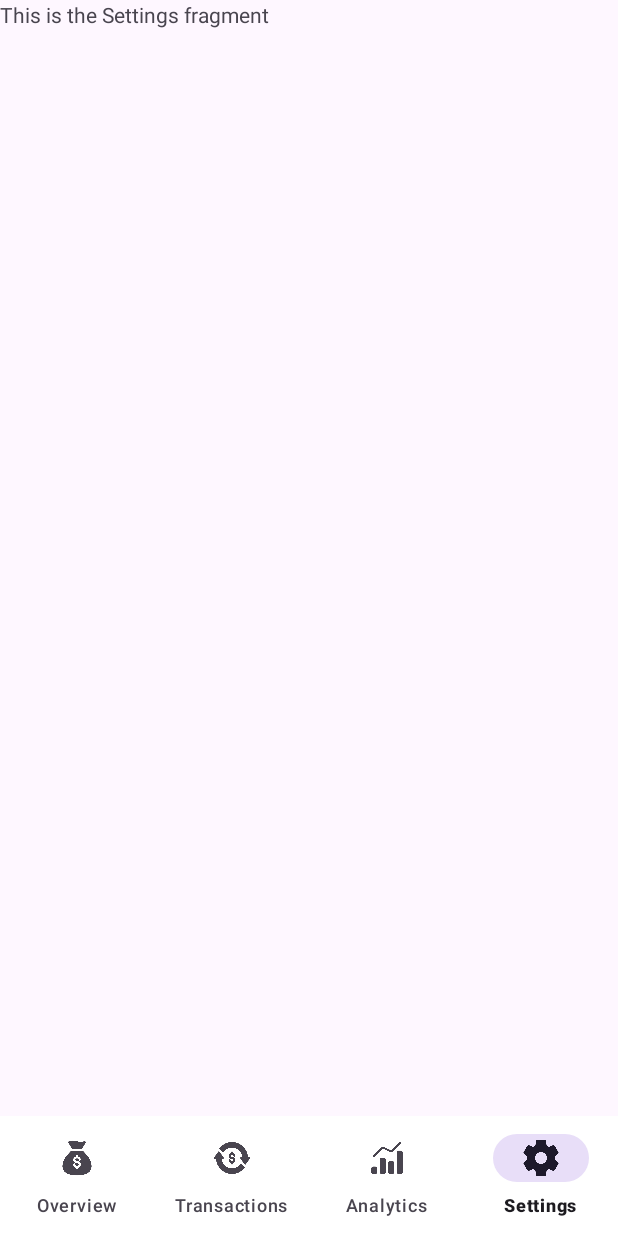
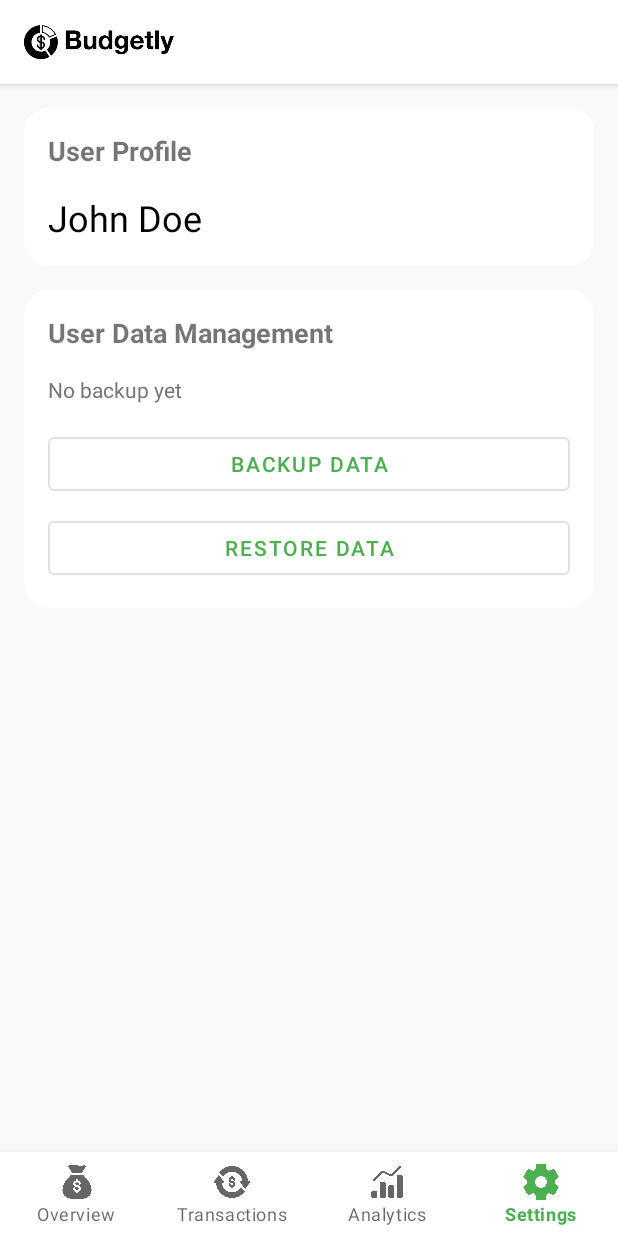
Before and after one commit to sanirurajapaksha/Budgetly, an Android app: the Settings screen opened through its navigation route, on a phone screen of 412 x 824 dp. Run offline under Robolectric (Android 15) with nearby library versions, the phone set to English and light mode, and no system bars; our stand-ins replace navigation-ui.

Commit message:
Refactor layout and enhance functionality across multiple fragments

```diff
--- a/app/build.gradle.kts
+++ b/app/build.gradle.kts
@@ -15,6 +15,7 @@ android {
         versionName = "1.0"
 
         testInstrumentationRunner = "androidx.test.runner.AndroidJUnitRunner"
+        vectorDrawables.useSupportLibrary = true
     }
 
     buildTypes {
--- a/app/src/main/java/com/example/budgetly_asupersimplefinancetracker/MainActivity.kt
+++ b/app/src/main/java/com/example/budgetly_asupersimplefinancetracker/MainActivity.kt
@@ -11,6 +11,9 @@ class MainActivity : AppCompatActivity() {
         super.onCreate(savedInstanceState)
         setContentView(R.layout.activity_main)
 
+        // Remove default action bar
+        supportActionBar?.hide()
+
         // Get the NavHostFragment from the layout
         val navHostFragment = supportFragmentManager
             .findFragmentById(R.id.nav_host_fragment) as NavHostFragment
--- a/app/src/main/java/com/example/budgetly_asupersimplefinancetracker/Settings.kt
+++ b/app/src/main/java/com/example/budgetly_asupersimplefinancetracker/Settings.kt
@@ -1,10 +1,18 @@
 package com.example.budgetly_asupersimplefinancetracker
 
 import android.os.Bundle
-import androidx.fragment.app.Fragment
 import android.view.LayoutInflater
 import android.view.View
 import android.view.ViewGroup
+import android.widget.TextView
+import android.widget.Toast
+import androidx.fragment.app.Fragment
+import com.google.android.material.button.MaterialButton
+import com.google.gson.Gson
+import com.google.gson.JsonObject
+import java.io.*
+import java.text.SimpleDateFormat
+import java.util.*
 
 // TODO: Rename parameter arguments, choose names that match
 // the fragment initialization parameters, e.g. ARG_ITEM_NUMBER
@@ -20,6 +28,10 @@ class Settings : Fragment() {
     // TODO: Rename and change types of parameters
     private var param1: String? = null
     private var param2: String? = null
+    private lateinit var transactionManager: TransactionManager
+    private lateinit var backupButton: MaterialButton
+    private lateinit var restoreButton: MaterialButton
+    private lateinit var lastBackupText: TextView
 
     override fun onCreate(savedInstanceState: Bundle?) {
         super.onCreate(savedInstanceState)
@@ -35,6 +47,110 @@ class Settings : Fragment() {
     ): View? {
         // Inflate the layout for this fragment
         return inflater.inflate(R.layout.fragment_settings, container, false)
+    }
+
+    override fun onViewCreated(view: View, savedInstanceState: Bundle?) {
+        super.onViewCreated(view, savedInstanceState)
+
+        transactionManager = TransactionManager(requireContext())
+        initializeViews(view)
+        setupClickListeners()
+        updateLastBackupDate()
+    }
+
+    private fun initializeViews(view: View) {
+        backupButton = view.findViewById(R.id.backup_button)
+        restoreButton = view.findViewById(R.id.restore_button)
+        lastBackupText = view.findViewById(R.id.last_backup_text)
+    }
+
+    private fun setupClickListeners() {
+        backupButton.setOnClickListener {
+            backupUserData()
+        }
+
+        restoreButton.setOnClickListener {
+            restoreUserData()
+        }
+    }
+
+    private fun backupUserData() {
+        try {
+            // Get all transactions
+            val transactions = transactionManager.getTransactions()
+
+            // Create backup data object
+            val backupData = JsonObject().apply {
+                addProperty("backupDate", SimpleDateFormat("yyyy-MM-dd HH:mm:ss", Locale.getDefault()).format(Date()))
+                addProperty("userName", "John Doe") // Sample user name
+                add("transactions", Gson().toJsonTree(transactions))
+                // Add any other settings data here
+                addProperty("preferredCurrency", "$") // Sample currency
+            }
+
+            // Convert to JSON string
+            val jsonString = Gson().toJson(backupData)
+
+            // Save to internal storage
+            val file = File(requireContext().filesDir, "budgetly_backup.json")
+            FileWriter(file).use { it.write(jsonString) }
+
+            // Save backup date
+            requireContext().getSharedPreferences("settings", 0).edit()
+                .putLong("last_backup_time", System.currentTimeMillis())
+                .apply()
+
+            updateLastBackupDate()
+            Toast.makeText(context, "Backup completed successfully", Toast.LENGTH_SHORT).show()
+
+        } catch (e: Exception) {
+            Toast.makeText(context, "Backup failed: ${e.message}", Toast.LENGTH_SHORT).show()
+        }
+    }
+
+    private fun restoreUserData() {
+        try {
+            // Read from internal storage
+            val file = File(requireContext().filesDir, "budgetly_backup.json")
+            if (!file.exists()) {
+                Toast.makeText(context, "No backup file found", Toast.LENGTH_SHORT).show()
+                return
+            }
+
+            val jsonString = FileReader(file).use { it.readText() }
+            val backupData = Gson().fromJson(jsonString, JsonObject::class.java)
+
+            // Restore transactions
+            val transactionsArray = backupData.getAsJsonArray("transactions")
+            val transactions = Gson().fromJson(transactionsArray, Array<Transaction>::class.java).toList()
+
+            // Clear existing transactions and add restored ones
+            transactionManager.clearAllTransactions()
+            transactions.forEach { transactionManager.saveTransaction(it) }
+
+            // Restore other settings here
+            // For example, preferred currency
+            val preferredCurrency = backupData.get("preferredCurrency").asString
+            // Save preferred currency to settings...
+
+            Toast.makeText(context, "Restore completed successfully", Toast.LENGTH_SHORT).show()
+
+        } catch (e: Exception) {
+            Toast.makeText(context, "Restore failed: ${e.message}", Toast.LENGTH_SHORT).show()
+        }
+    }
+
+    private fun updateLastBackupDate() {
+        val lastBackupTime = requireContext().getSharedPreferences("settings", 0)
+            .getLong("last_backup_time", 0)
+
+        if (lastBackupTime > 0) {
+            val dateFormat = SimpleDateFormat("MMM dd, yyyy HH:mm", Locale.getDefault())
+            val dateString = dateFormat.format(Date(lastBackupTime))
+            lastBackupText.text = "Last backup: $dateString"
+        } else {
+            lastBackupText.text = "No backup yet"
+        }
     }
 
     companion object {
--- a/app/src/main/java/com/example/budgetly_asupersimplefinancetracker/TransactionManager.kt
+++ b/app/src/main/java/com/example/budgetly_asupersimplefinancetracker/TransactionManager.kt
@@ -32,4 +32,8 @@ class TransactionManager(private val context: Context) {
         val json = gson.toJson(transactions)
         sharedPreferences.edit().putString(transactionsKey, json).apply()
     }
+
+    fun clearAllTransactions() {
+        sharedPreferences.edit().putString(transactionsKey, "[]").apply()
+    }
 }
--- a/app/src/main/res/layout/fragment_settings.xml
+++ b/app/src/main/res/layout/fragment_settings.xml
@@ -1,14 +1,105 @@
 <?xml version="1.0" encoding="utf-8"?>
-<FrameLayout xmlns:android="http://schemas.android.com/apk/res/android"
-    xmlns:tools="http://schemas.android.com/tools"
+<LinearLayout
+    xmlns:android="http://schemas.android.com/apk/res/android"
+    xmlns:app="http://schemas.android.com/apk/res-auto"
     android:layout_width="match_parent"
     android:layout_height="match_parent"
-    tools:context=".Settings">
+    android:orientation="vertical">
 
-    <!-- TODO: Update blank fragment layout -->
-    <TextView
+    <include layout="@layout/layout_app_bar"/>
+
+    <ScrollView
         android:layout_width="match_parent"
         android:layout_height="match_parent"
-        android:text="This is the Settings fragment" />
+        android:background="#F8F9FA"
+        android:padding="16dp">
 
-</FrameLayout>
+        <LinearLayout
+            android:layout_width="match_parent"
+            android:layout_height="wrap_content"
+            android:orientation="vertical">
+
+            <!-- User Profile Section -->
+            <com.google.android.material.card.MaterialCardView
+                android:layout_width="match_parent"
+                android:layout_height="wrap_content"
+                android:layout_marginBottom="16dp"
+                app:cardCornerRadius="16dp"
+                app:cardElevation="0dp">
+
+                <LinearLayout
+                    android:layout_width="match_parent"
+                    android:layout_height="wrap_content"
+                    android:orientation="vertical"
+                    android:padding="16dp">
+
+                    <TextView
+                        android:layout_width="wrap_content"
+                        android:layout_height="wrap_content"
+                        android:text="User Profile"
+                        android:textSize="18sp"
+                        android:textStyle="bold"
+                        android:layout_marginBottom="16dp" />
+
+                    <TextView
+                        android:layout_width="wrap_content"
+                        android:layout_height="wrap_content"
+                        android:text="John Doe"
+                        android:textSize="24sp"
+                        android:textColor="#000000" />
+
+                </LinearLayout>
+            </com.google.android.material.card.MaterialCardView>
+
+            <!-- User Data Management Section -->
+            <com.google.android.material.card.MaterialCardView
+                android:layout_width="match_parent"
+                android:layout_height="wrap_content"
+                android:layout_marginBottom="16dp"
+                app:cardCornerRadius="16dp"
+                app:cardElevation="0dp">
+
+                <LinearLayout
+                    android:layout_width="match_parent"
+                    android:layout_height="wrap_content"
+                    android:orientation="vertical"
+                    android:padding="16dp">
+
+                    <TextView
+                        android:layout_width="wrap_content"
+                        android:layout_height="wrap_content"
+                        android:text="User Data Management"
+                        android:textSize="18sp"
+                        android:textStyle="bold"
+                        android:layout_marginBottom="16dp" />
+
+                    <TextView
+                        android:id="@+id/last_backup_text"
+                        android:layout_width="wrap_content"
+                        android:layout_height="wrap_content"
+                        android:text="No backup yet"
+                        android:textSize="14sp"
+                        android:textColor="#757575"
+                        android:layout_marginBottom="16dp" />
+
+                    <com.google.android.material.button.MaterialButton
+                        android:id="@+id/backup_button"
+                        android:layout_width="match_parent"
+                        android:layout_height="wrap_content"
+                        android:text="Backup Data"
+                        android:layout_marginBottom="8dp"
+                        style="@style/Widget.MaterialComponents.Button.OutlinedButton" />
+
+                    <com.google.android.material.button.MaterialButton
+                        android:id="@+id/restore_button"
+                        android:layout_width="match_parent"
+                        android:layout_height="wrap_content"
+                        android:text="Restore Data"
+                        style="@style/Widget.MaterialComponents.Button.OutlinedButton" />
+
+                </LinearLayout>
+            </com.google.android.material.card.MaterialCardView>
+
+        </LinearLayout>
+    </ScrollView>
+</LinearLayout>
--- /dev/null
+++ b/app/src/main/res/layout/layout_app_bar.xml
@@ -0,0 +1,25 @@
+<?xml version="1.0" encoding="utf-8"?>
+<androidx.appcompat.widget.Toolbar
+    xmlns:android="http://schemas.android.com/apk/res/android"
+    xmlns:app="http://schemas.android.com/apk/res-auto"
+    android:id="@+id/toolbar"
+    android:layout_width="match_parent"
+    android:layout_height="?attr/actionBarSize"
+    android:background="@color/white"
+    android:elevation="4dp">
+
+    <LinearLayout
+        android:layout_width="match_parent"
+        android:layout_height="match_parent"
+        android:gravity="center_vertical">
+
+        <ImageView
+            android:layout_width="100dp"
+            android:layout_height="32dp"
+            android:src="@drawable/budgetly"
+            android:scaleType="fitCenter"
+            android:contentDescription="Budgetly Logo"/>
+
+    </LinearLayout>
+
+</androidx.appcompat.widget.Toolbar>
--- a/app/src/main/res/values/colors.xml
+++ b/app/src/main/res/values/colors.xml
@@ -1,5 +1,7 @@
 <?xml version="1.0" encoding="utf-8"?>
 <resources>
     <color name="black">#FF000000</color>
-    <color name="white">#FFFFFFFF</color>
+    <color name="primary">#4CAF50</color>
+    <color name="primary_dark">#388E3C</color>
+    <color name="white">#FFFFFF</color>
 </resources>
--- a/app/src/main/res/values/strings.xml
+++ b/app/src/main/res/values/strings.xml
@@ -2,4 +2,5 @@
     <string name="app_name">Budgetly - A super simple finance tracker</string>
     <!-- TODO: Remove or change this placeholder text -->
     <string name="hello_blank_fragment">Hello blank fragment</string>
+    <string name="app_logo">Budgetly Logo</string>
 </resources>
--- a/app/src/main/res/values/themes.xml
+++ b/app/src/main/res/values/themes.xml
@@ -5,5 +5,11 @@
         <!-- <item name="colorPrimary">@color/my_light_primary</item> -->
     </style>
 
-    <style name="Theme.BudgetlyASuperSimpleFinanceTracker" parent="Base.Theme.BudgetlyASuperSimpleFinanceTracker" />
+    <style name="Theme.BudgetlyASuperSimpleFinanceTracker" parent="Theme.MaterialComponents.DayNight.NoActionBar">
+        <item name="colorPrimary">@color/primary</item>
+        <item name="colorPrimaryVariant">@color/primary_dark</item>
+        <item name="colorOnPrimary">@color/white</item>
+        <item name="android:statusBarColor">@color/white</item>
+        <item name="android:windowLightStatusBar">true</item>
+    </style>
 </resources>
```
Also changed, not shown: app/src/main/res/drawable/ic_backup.xml (added, +10 -0 lines), app/src/main/res/drawable/ic_restore.xml (added, +10 -0 lines), app/src/main/res/layout/fragment_analytics.xml (+13 -2 lines), app/src/main/res/layout/fragment_overview.xml (+47 -68 lines), app/src/main/res/layout/fragment_transactions.xml (+9 -1 lines).
